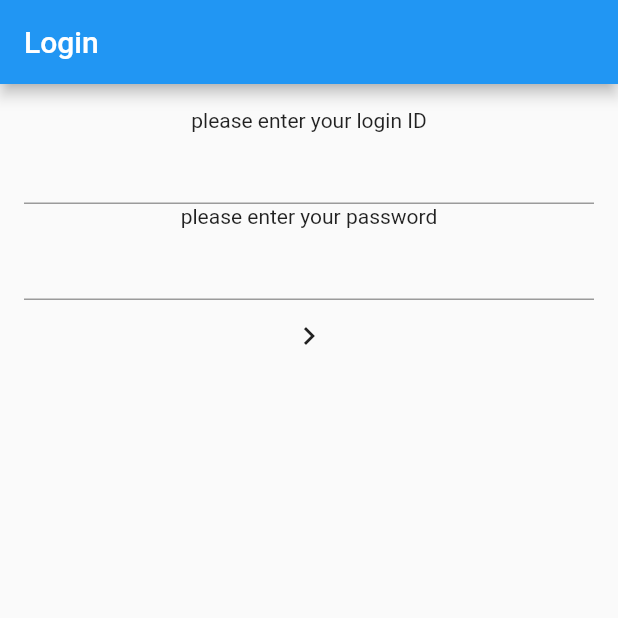
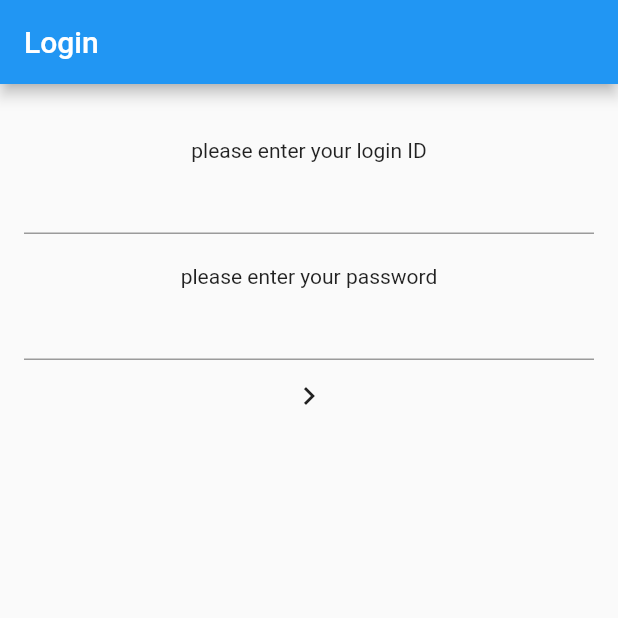
Before and after one commit to sniper-fly/comfortable_diary, a Flutter app: the screen it shows after launch, on a phone screen of 412 x 824 dp, the top half of it. Run offline on Flutter 3.47's test engine with Material 2 defaults, Android fonts, the phone set to English and light mode, and no system bars; our stand-ins replace cloud_firestore; accounts and stored records are empty.

```diff
--- a/lib/login.dart
+++ b/lib/login.dart
@@ -20,14 +20,17 @@ class _LoginEntryState extends State<LoginPage> {
           padding: const EdgeInsets.all(16.0),
           child: Column(
             children: <Widget>[
+              SizedBox(height: 20,),
               Text("please enter your login ID"),
               TextField(
                 onChanged: (loginName){
                   LoginID = loginName;
                 },
               ),
+              SizedBox(height: 20,),
               Text("please enter your password"),
               TextField(
+                obscureText: true,
                 onChanged: (pass){
                   password = pass;
                 },
```
